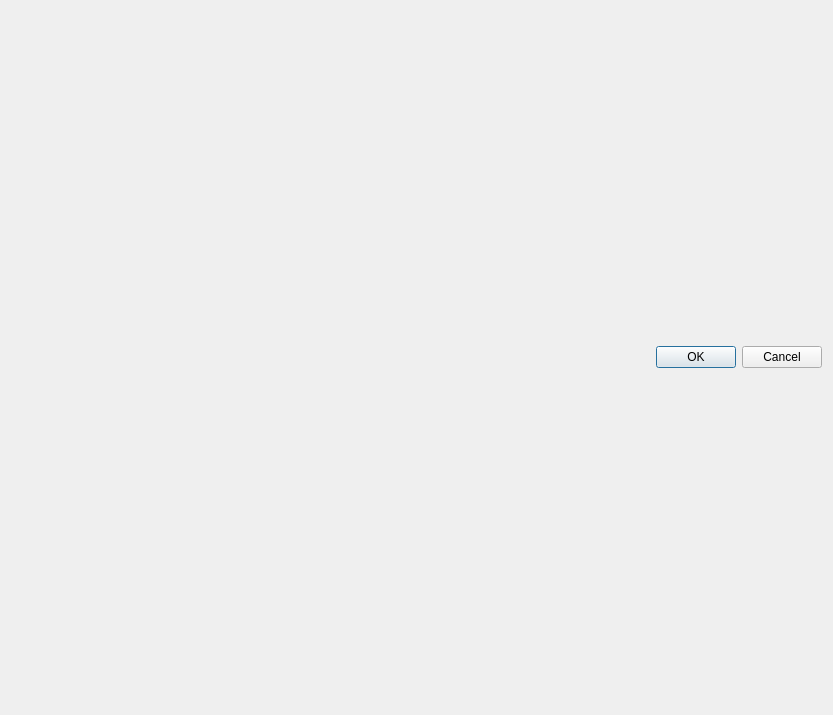
eagerber/BookLibrary, file automaticduplicatesprocessdialog.ui: the form before one commit.
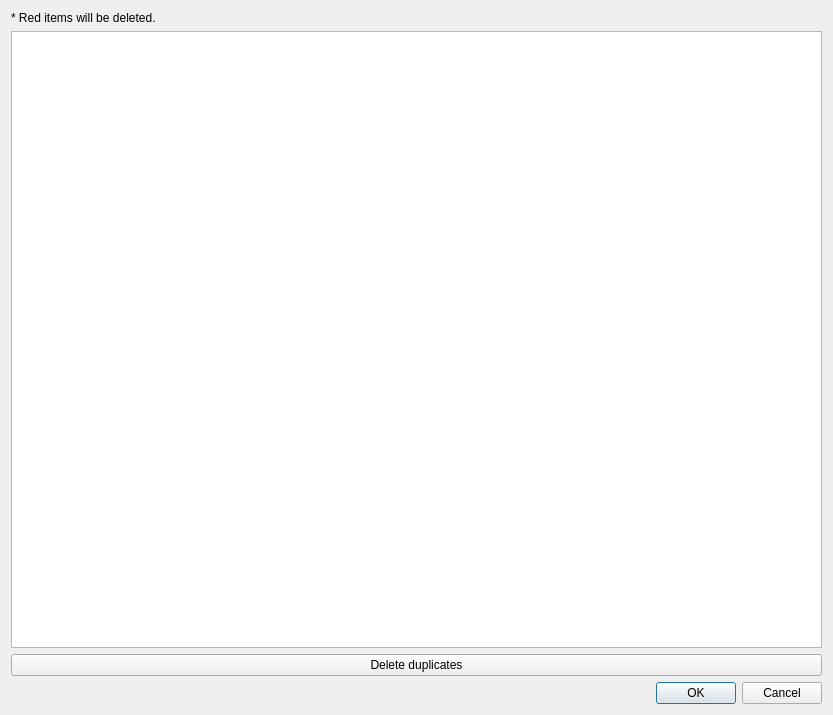
The form after the commit.

Commit message: [+] automatic process dialog prototype

Patch:
```diff
--- a/automaticduplicatesprocessdialog.ui
+++ b/automaticduplicatesprocessdialog.ui
@@ -15,7 +15,25 @@
   </property>
   <layout class="QVBoxLayout" name="verticalLayout">
    <item>
-    <layout class="QVBoxLayout" name="verticalLayout_2"/>
+    <layout class="QVBoxLayout" name="verticalLayout_2">
+     <item>
+      <widget class="QLabel" name="automaticProcessInfoLabel">
+       <property name="text">
+        <string>* Red items will be deleted.</string>
+       </property>
+      </widget>
+     </item>
+     <item>
+      <widget class="QTreeView" name="treeView"/>
+     </item>
+     <item>
+      <widget class="QPushButton" name="automaticDeleteCopiesBtn">
+       <property name="text">
+        <string>Delete duplicates</string>
+       </property>
+      </widget>
+     </item>
+    </layout>
    </item>
    <item>
     <widget class="QDialogButtonBox" name="buttonBox">
```
The commit also changes 10 other files.
